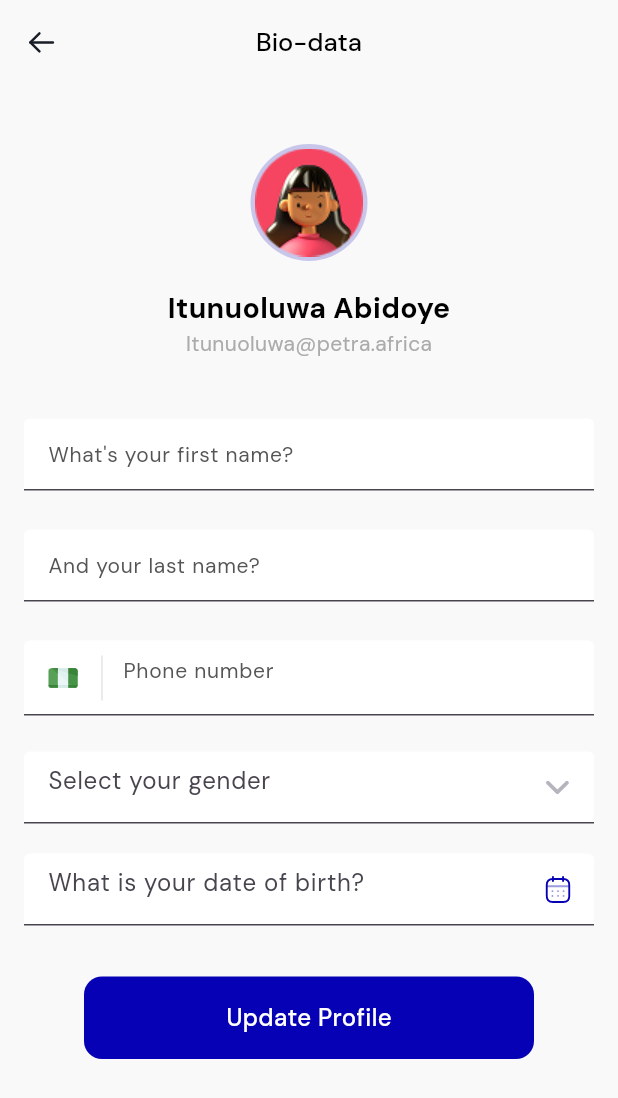
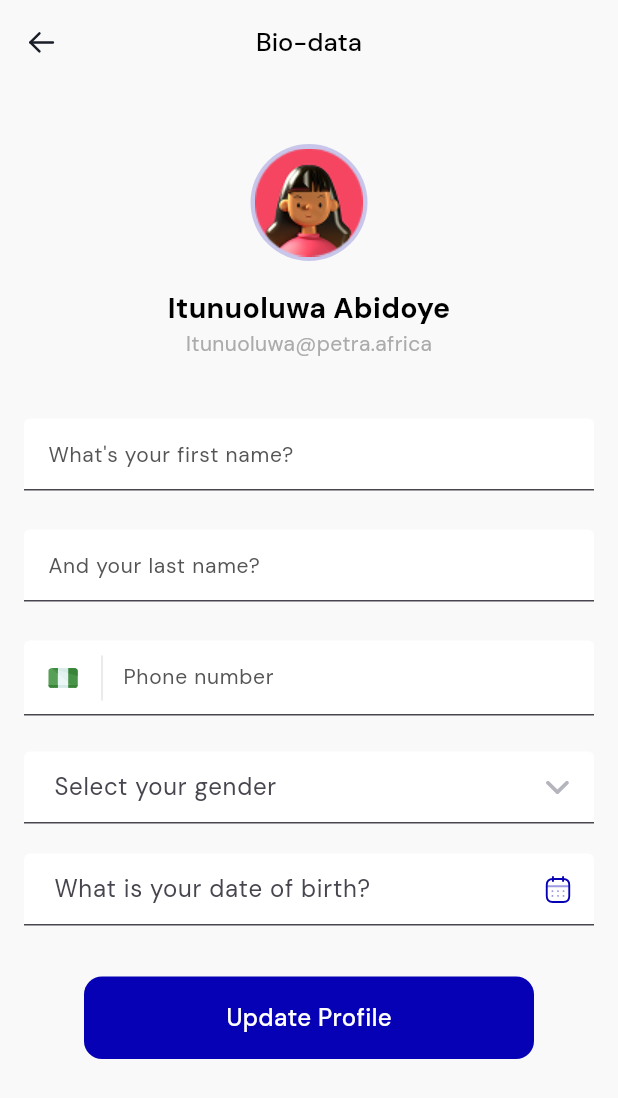
Before and after one commit to tonytran0314/profile_page, a Flutter app: the screen it shows after launch, on a phone screen of 412 x 824 dp. Shown: the top 1098 px of the screen. Run offline on Flutter 3.47's test engine with Material 3 defaults, Android fonts, the phone set to English and light mode, and no system bars; our stand-ins replace flutter_svg.

Commit message:
fix: hintText not center vertically

```diff
--- a/lib/pages/profile.dart
+++ b/lib/pages/profile.dart
@@ -68,6 +68,7 @@ class Profile extends StatelessWidget {
             fontSize: 14,
             fontWeight: FontWeight.normal
           ),
+          contentPadding: EdgeInsets.symmetric(horizontal: 16, vertical: 12),
           prefixIcon: SizedBox(
             width: 62,
             child: IntrinsicHeight(
@@ -104,6 +105,7 @@ class Profile extends StatelessWidget {
           filled: true,
           fillColor: Colors.white,
           hintText: "Select your gender",
+          contentPadding: EdgeInsets.symmetric(horizontal: 16, vertical: 12),
           suffixIcon: Padding(
             padding: const EdgeInsets.all(16),
             child: SvgPicture.asset('assets/icons/downArrow.svg'),
@@ -121,6 +123,7 @@ class Profile extends StatelessWidget {
           filled: true,
           fillColor: Colors.white,
           hintText: "What is your date of birth?",
+          contentPadding: EdgeInsets.symmetric(horizontal: 16, vertical: 12),
           suffixIcon: Padding(
             padding: const EdgeInsets.all(14),
             child: SvgPicture.asset('assets/icons/calendar.svg'),
```
